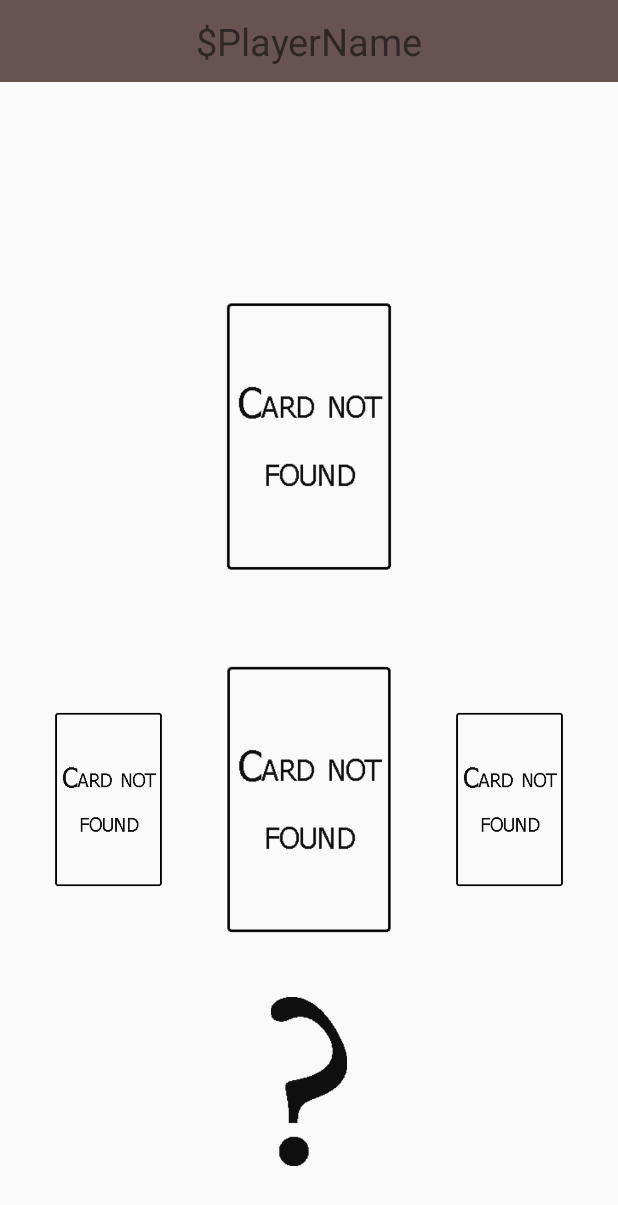
After one commit to ThibCharpy/RedorBlack, an Android app: the Phase2 screen opened directly, with no data from a screen before it, on a phone screen of 412 x 824 dp. The commit adds this screen. Shown: the top 1205 px of the screen. Run offline under Robolectric (Android 15) with nearby library versions, the phone set to English and light mode, and no system bars.

Commit message:
:penguin: dafuq ? :beers: :egg:

```diff
--- a/app/src/main/AndroidManifest.xml
+++ b/app/src/main/AndroidManifest.xml
@@ -14,7 +14,7 @@
         <activity android:name=".MainActivity" />
         <activity android:name=".PlayerSelection" />
         <activity android:name=".StartGame" />
-        <activity android:name=".rules">
+        <activity android:name=".Rules">
             <intent-filter>
                 <action android:name="android.intent.action.MAIN" />
 
@@ -23,7 +23,7 @@
         </activity>
         <activity android:name=".templatePhases" />
         <activity android:name=".Phase1" />
-        <activity android:name=".GameTemplate"></activity>
+        <activity android:name=".Phase2" />
     </application>
 
 </manifest> <!-- android:screenOrientation="nosensor" -->
--- a/app/src/main/java/com/stl/tpalt/redorblack/Player.kt
+++ b/app/src/main/java/com/stl/tpalt/redorblack/Player.kt
@@ -1,8 +1,5 @@
 package com.stl.tpalt.redorblack
 
-/**
- * Created by I346992 on 10/03/2018.
- */
 data class Player(var name: String)
 //                  var carte1: Carte?,
 //                  var carte2: Carte?,
--- a/app/src/main/java/com/stl/tpalt/redorblack/RedOrBlackApp.kt
+++ b/app/src/main/java/com/stl/tpalt/redorblack/RedOrBlackApp.kt
@@ -1,6 +1,7 @@
 package com.stl.tpalt.redorblack
 
 import android.app.Application
+import android.os.Bundle
 import org.jetbrains.anko.toast
 
 /**
--- a/app/src/main/java/com/stl/tpalt/redorblack/StartGame.kt
+++ b/app/src/main/java/com/stl/tpalt/redorblack/StartGame.kt
@@ -1,5 +1,6 @@
 package com.stl.tpalt.redorblack
 
+import android.content.Intent
 import android.support.v7.app.AppCompatActivity
 import android.os.Bundle
 
@@ -13,5 +14,8 @@ class StartGame : AppCompatActivity() {
         setContentView(R.layout.activity_start_game)
 
         val nbDecks : Int = intent.extras.getInt("NumberOfDecks")
+        //TODO Do stuff
+
+        startActivity(Intent(this, Phase1::class.java))
     }
 }
--- a/app/src/main/java/com/stl/tpalt/redorblack/WelcomeActivity.kt
+++ b/app/src/main/java/com/stl/tpalt/redorblack/WelcomeActivity.kt
@@ -41,7 +41,7 @@ class WelcomeActivity : AppCompatActivity() {
                     val editor = prefs.edit()
                     editor.putBoolean(firstLaunchPref, true)
                     editor.apply()
-                    val intent = Intent(this, rules::class.java)
+                    val intent = Intent(this, Rules::class.java)
                     startActivity(intent)
                 })
     }
--- a/app/src/main/java/com/stl/tpalt/redorblack/rules.kt
+++ b/app/src/main/java/com/stl/tpalt/redorblack/rules.kt
@@ -8,7 +8,7 @@ import android.preference.PreferenceManager
 import android.view.View
 import android.widget.Button
 
-class rules : AppCompatActivity() {
+class Rules : AppCompatActivity() {
 
     lateinit var prefs : SharedPreferences
     private val firstLaunchPref = "firstLaunchPref"
--- a/app/src/main/res/layout/activity_main.xml
+++ b/app/src/main/res/layout/activity_main.xml
@@ -11,7 +11,7 @@
     <TextView
         android:layout_width="wrap_content"
         android:layout_height="wrap_content"
-        android:text="Hello World!"
+        android:text="this is a pitfall. Adieu."
         app:layout_constraintBottom_toBottomOf="parent"
         app:layout_constraintLeft_toLeftOf="parent"
         app:layout_constraintRight_toRightOf="parent"
--- /dev/null
+++ b/app/src/main/res/layout/activity_phase2.xml
@@ -0,0 +1,117 @@
+<?xml version="1.0" encoding="utf-8"?>
+<android.support.constraint.ConstraintLayout
+    xmlns:android="http://schemas.android.com/apk/res/android"
+    xmlns:app="http://schemas.android.com/apk/res-auto"
+    xmlns:tools="http://schemas.android.com/tools"
+    android:id="@+id/layout_phase2"
+    android:layout_width="match_parent"
+    android:layout_height="match_parent"
+    android:clickable="false"
+    android:onClick="goToPhase3"
+    tools:context="com.stl.tpalt.redorblack.Phase2">
+
+    <include
+        android:id="@+id/header"
+        layout="@layout/header" />
+
+    <android.support.constraint.ConstraintLayout
+        android:layout_width="0dp"
+        android:layout_height="0dp"
+        app:layout_constraintRight_toRightOf="parent"
+        app:layout_constraintLeft_toLeftOf="parent"
+        app:layout_constraintTop_toTopOf="@id/guideline1"
+        app:layout_constraintBottom_toTopOf="@id/guideline2"
+        app:layout_constraintTop_toBottomOf="@id/header"
+        android:padding="5dp">
+
+        <ImageView
+            android:id="@+id/phase2_card_less"
+            android:layout_width="0dp"
+            android:layout_height="0dp"
+            android:padding="30dp"
+            android:onClick="lessClicked"
+            android:src="@drawable/errorcard"
+            app:layout_constraintLeft_toLeftOf="parent"
+            app:layout_constraintRight_toLeftOf="@id/phase2_card_mycard"
+            app:layout_constraintTop_toTopOf="@id/guidelinemid"
+            app:layout_constraintBottom_toBottomOf="parent"/>
+        <ImageView
+            android:id="@+id/phase2_card_equals"
+            android:layout_width="0dp"
+            android:layout_height="0dp"
+            android:padding="30dp"
+            android:onClick="equalsClicked"
+            android:src="@drawable/errorcard"
+            app:layout_constraintLeft_toLeftOf="parent"
+            app:layout_constraintRight_toRightOf="parent"
+            app:layout_constraintTop_toTopOf="parent"
+            app:layout_constraintBottom_toBottomOf="@id/guidelinemid"/>
+
+        <ImageView
+            android:id="@+id/phase2_card_mycard"
+            android:layout_width="0dp"
+            android:layout_height="0dp"
+            android:padding="10dp"
+            android:src="@drawable/errorcard"
+            app:layout_constraintLeft_toRightOf="@id/phase2_card_less"
+            app:layout_constraintRight_toLeftOf="@id/phase2_card_more"
+            app:layout_constraintTop_toBottomOf="@id/phase2_card_equals"
+            app:layout_constraintBottom_toBottomOf="parent"/>
+
+        <ImageView
+            android:id="@+id/phase2_card_more"
+            android:layout_width="0dp"
+            android:layout_height="0dp"
+            android:padding="30dp"
+            android:onClick="moreClicked"
+            android:src="@drawable/errorcard"
+            app:layout_constraintRight_toRightOf="parent"
+            app:layout_constraintLeft_toRightOf="@id/phase2_card_mycard"
+            app:layout_constraintTop_toTopOf="@id/guidelinemid"
+            app:layout_constraintBottom_toBottomOf="parent"/>
+
+        <android.support.constraint.Guideline
+            android:id="@+id/guidelinemid"
+            android:layout_width="wrap_content"
+            android:layout_height="0dp"
+            android:orientation="horizontal"
+            app:layout_constraintGuide_percent="0.5" />
+
+    </android.support.constraint.ConstraintLayout>
+
+    <ImageView
+        android:padding="5dp"
+        android:id="@+id/questionmark"
+        android:layout_width="0dp"
+        android:layout_height="0dp"
+        android:src="@drawable/questionmark"
+        app:layout_constraintTop_toTopOf="@id/guideline2"
+        app:layout_constraintBottom_toBottomOf="@id/guideline3"
+        app:layout_constraintLeft_toLeftOf="parent"
+        app:layout_constraintRight_toRightOf="parent"
+        />
+
+
+
+    <android.support.constraint.Guideline
+        android:id="@+id/guideline1"
+        android:layout_width="wrap_content"
+        android:layout_height="0dp"
+        android:orientation="horizontal"
+        app:layout_constraintGuide_percent="0.2" />
+
+    <android.support.constraint.Guideline
+        android:id="@+id/guideline2"
+        android:layout_width="match_parent"
+        android:layout_height="0dp"
+        android:orientation="horizontal"
+        app:layout_constraintGuide_percent="0.8" />
+
+    <android.support.constraint.Guideline
+        android:id="@+id/guideline3"
+        android:layout_width="match_parent"
+        android:layout_height="0dp"
+        android:orientation="horizontal"
+        app:layout_constraintGuide_percent="0.95" />
+
+</android.support.constraint.ConstraintLayout>
--- a/app/src/main/res/layout/header.xml
+++ b/app/src/main/res/layout/header.xml
@@ -7,16 +7,17 @@
     android:layout_width="match_parent"
     android:layout_height="wrap_content"
     tools:context="com.stl.tpalt.redorblack.templatePhases"
-    app:layout_constraintTop_toTopOf="parent">
+    app:layout_constraintTop_toTopOf="parent"
+    android:background="#AA200000">
 
     <TextView
         android:id="@+id/tv_header"
-        android:layout_width="match_parent"
+        android:layout_width="wrap_content"
         android:layout_height="wrap_content"
         android:text="$PlayerName"
         android:textSize="@dimen/header_playername"
-        android:gravity="center"
         android:padding="10dp"
-        android:background="#AA200000"
-        tools:ignore="HardcodedText" />
+        tools:ignore="HardcodedText"
+        app:layout_constraintRight_toRightOf="parent"
+        app:layout_constraintLeft_toLeftOf="parent"/>
 </android.support.constraint.ConstraintLayout>
```
Also changed, not shown: app/src/main/java/com/stl/tpalt/redorblack/CardImage.kt (added, +21 -0 lines), app/src/main/java/com/stl/tpalt/redorblack/GameTemplate.kt (+36 -7 lines), app/src/main/java/com/stl/tpalt/redorblack/Phase1.kt (+19 -7 lines), app/src/main/java/com/stl/tpalt/redorblack/Phase2.kt (added, +60 -0 lines), app/src/main/java/com/stl/tpalt/redorblack/PlayerSelection.kt (+12 -27 lines), app/src/main/res/layout/activity_phase1.xml (+90 -25 lines), app/src/main/res/layout/activity_rules.xml (+31 -15 lines), app/src/main/res/drawable/errorcard.png (added), app/src/main/res/drawable/questionmark.png (added).
